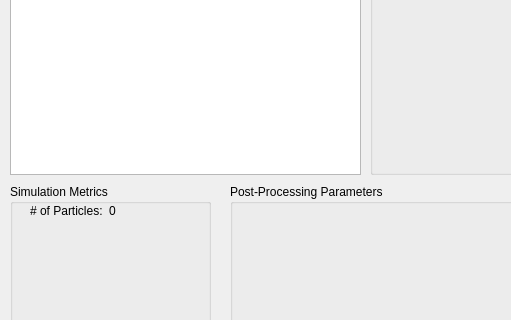
Old version of the form LabProject/mainwindow.ui in the repository CedricM9/SPH-Surface-Reconstruction; both pictures show x 0 to 511 and y 296 to 616 of the 1280 by 720 pixel window.
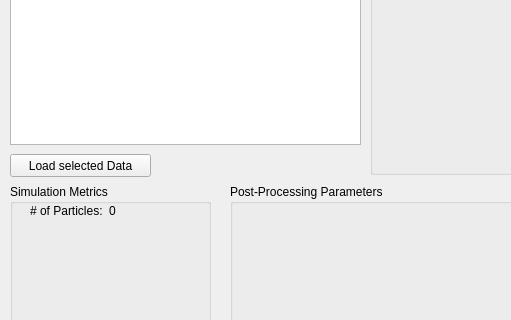
New version of the form. Icons and pictures are not drawn.

Diff of the .ui file:
```diff
--- a/LabProject/mainwindow.ui
+++ b/LabProject/mainwindow.ui
@@ -285,7 +285,7 @@
       <x>10</x>
       <y>40</y>
       <width>351</width>
-      <height>431</height>
+      <height>401</height>
      </rect>
     </property>
    </widget>
@@ -353,6 +353,19 @@
     </property>
     <layout class="QVBoxLayout" name="viewportLayout"/>
    </widget>
+   <widget class="QPushButton" name="loadPushButton">
+    <property name="geometry">
+     <rect>
+      <x>10</x>
+      <y>450</y>
+      <width>141</width>
+      <height>23</height>
+     </rect>
+    </property>
+    <property name="text">
+     <string>Load selected Data</string>
+    </property>
+   </widget>
   </widget>
   <widget class="QMenuBar" name="menubar">
    <property name="geometry">
```
